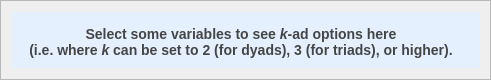
Qt form NewGeneUI/NewGene/Widgets/CreateOutput/SelectVariables/kadcolumnselectionbox.ui (daniel347x/newgene) before a commit.
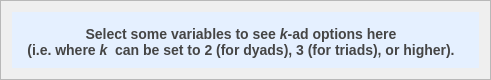
The same form after that commit. Custom widgets are drawn as their Qt base class.

Commit message: GUI text spacing tweak

Diff of the .ui file:
```diff
--- a/NewGeneUI/NewGene/Widgets/CreateOutput/SelectVariables/kadcolumnselectionbox.ui
+++ b/NewGeneUI/NewGene/Widgets/CreateOutput/SelectVariables/kadcolumnselectionbox.ui
@@ -93,7 +93,7 @@
        </property>
        <property name="text">
         <string>&lt;b&gt;&lt;big&gt;Select some variables to see &lt;i&gt;k&lt;/i&gt;-ad options here&lt;br&gt;
-(i.e. where &lt;i&gt;k&lt;/i&gt; can be set to 2 (for dyads), 3 (for triads), or higher).&lt;/big&gt;&lt;/b&gt;</string>
+(i.e. where &lt;i&gt;k&lt;/i&gt;&amp;nbsp;&amp;nbsp;can be set to 2 (for dyads), 3 (for triads), or higher).&lt;/big&gt;&lt;/b&gt;</string>
        </property>
        <property name="alignment">
         <set>Qt::AlignCenter</set>
```
